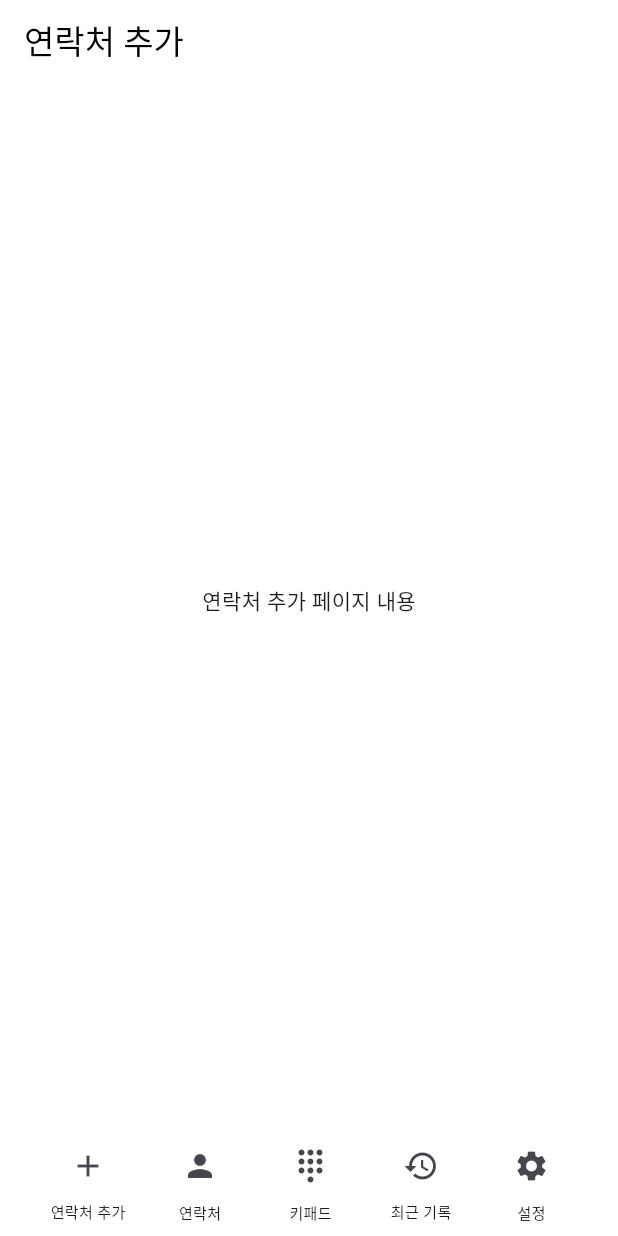
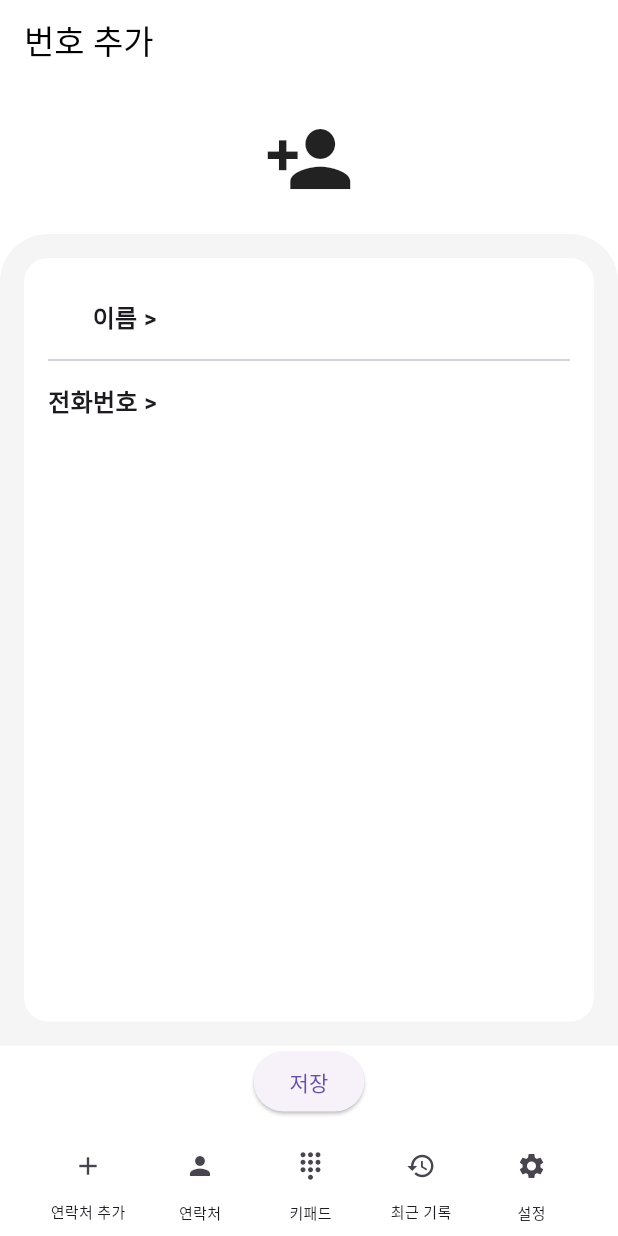
Before and after one commit to gksma/CC_frontend, a Flutter app: the AddContactPage screen opened by its route, on a phone screen of 412 x 824 dp. Run offline on Flutter 3.47's test engine with Material 3 defaults, Android fonts, the light colour scheme and no system bars; our stand-ins replace permission_handler, shared_preferences; accounts and stored records are empty.

Commit message:
[FE2#6] feat : 연락처 추가 페이지

```diff
--- a/lib/page/add_contact_page.dart
+++ b/lib/page/add_contact_page.dart
@@ -1,7 +1,72 @@
 import 'package:flutter/material.dart';
-import 'package:shared_preferences/shared_preferences.dart';
 
-class AddContactPage extends StatelessWidget {
+class AddContactPage extends StatefulWidget {
+  @override
+  _AddContactPageState createState() => _AddContactPageState();
+}
+
+class _AddContactPageState extends State<AddContactPage> {
+  final TextEditingController _nameController = TextEditingController();
+  final TextEditingController _phoneController = TextEditingController();
+
+  void _saveContact() {
+    final String name = _nameController.text;
+    final String phoneNumber = _phoneController.text;
+
+    if (name.isNotEmpty && phoneNumber.isNotEmpty) {
+      // 저장 로직 추가
+      print('Contact saved: $name, $phoneNumber');
+      ScaffoldMessenger.of(context).showSnackBar(
+        const SnackBar(
+          content: Text('저장이 완료되었습니다.'),
+          duration: Duration(seconds: 2),
+        ),
+      );
+      Navigator.pop(context);
+    } else {
+      // 입력 값이 비어있는 경우 에러 메시지 표시
+      ScaffoldMessenger.of(context).showSnackBar(
+        const SnackBar(
+          content: Text('이름과 전화번호를 입력하세요.'),
+          duration: Duration(seconds: 2),
+        ),
+      );
+    }
+  }
+
+  void _onPhoneChanged(String value) {
+    String formattedNumber = _formatPhoneNumber(value.replaceAll('-', ''));
+    _phoneController.value = TextEditingValue(
+      text: formattedNumber,
+      selection: TextSelection.collapsed(offset: formattedNumber.length),
+    );
+  }
+
+  String _formatPhoneNumber(String number) {
+    if (number.startsWith('010')) {
+      if (number.length > 3 && number.length <= 7) {
+        return '${number.substring(0, 3)}-${number.substring(3)}';
+      } else if (number.length > 7) {
+        return '${number.substring(0, 3)}-${number.substring(3, 7)}-${number.substring(7)}';
+      }
+    } else if (number.startsWith('02')) {
+      if (number.length == 9) {
+        return '${number.substring(0, 2)}-${number.substring(2, 5)}-${number.substring(5)}';
+      } else if (number.length == 10) {
+        return '${number.substring(0, 2)}-${number.substring(2, 6)}-${number.substring(6)}';
+      } else if (number.length > 2 && number.length < 9) {
+        return '${number.substring(0, 2)}-${number.substring(2)}';
+      }
+    } else {
+      if (number.length > 3 && number.length <= 6) {
+        return '${number.substring(0, 3)}-${number.substring(3)}';
+      } else if (number.length > 6) {
+        return '${number.substring(0, 3)}-${number.substring(3, 6)}-${number.substring(6)}';
+      }
+    }
+    return number;
+  }
+
   @override
   Widget build(BuildContext context) {
     return Scaffold(
@@ -11,17 +76,93 @@ class AddContactPage extends StatelessWidget {
         title: const Align(
           alignment: Alignment.centerLeft,
           child: Text(
-            '연락처 추가',
+            '번호 추가',
             style: TextStyle(color: Colors.black),
           ),
         ),
-        automaticallyImplyLeading: false, // 뒤로가기 버튼 제거
+        automaticallyImplyLeading: false,
       ),
-      body: Padding(
-        padding: const EdgeInsets.all(16.0),
-        child: Center(
-          child: Text('연락처 추가 페이지 내용'),
-        ),
+      body: Column(
+        children: [
+          const SizedBox(height: 20),
+          const Icon(Icons.person_add, size: 60), // 아이콘 크기 줄임
+          const SizedBox(height: 20),
+          Expanded(
+            child: Container(
+              padding: const EdgeInsets.all(16.0),
+              decoration: BoxDecoration(
+                color: Colors.grey[100], // 배경색 설정
+                borderRadius: const BorderRadius.only(
+                  topLeft: Radius.circular(32),
+                  topRight: Radius.circular(32),
+                ), // 위쪽만 둥글게 설정
+              ),
+              child: Container(
+                margin: const EdgeInsets.all(0.0), // 흰색 배경 마진 설정
+                padding: const EdgeInsets.symmetric(vertical: 8.0, horizontal: 16.0),
+                decoration: BoxDecoration(
+                  color: Colors.white, // 흰색 배경 설정
+                  borderRadius: BorderRadius.circular(16), // 위아래 모서리 둥글게
+                ),
+                child: Column(
+                  children: [
+                    const SizedBox(height: 8.0),
+                    Row(
+                      children: [
+                        const Text(
+                          '       이름 >',
+                          style: TextStyle(
+                            fontSize: 16,
+                            fontWeight: FontWeight.bold,
+                          ),
+                        ),
+                        const SizedBox(width: 8), // 한 칸 띄우기
+                        Expanded(
+                          child: TextField(
+                            controller: _nameController,
+                            decoration: const InputDecoration(
+                              border: InputBorder.none,
+                              contentPadding: EdgeInsets.symmetric(vertical: 5),
+                            ),
+                          ),
+                        ),
+                      ],
+                    ),
+                    const Divider(height: 8.0), // 간격을 줄이기 위해 height 조정
+                    Row(
+                      children: [
+                        const Text(
+                          '전화번호 >',
+                          style: TextStyle(
+                            fontSize: 16,
+                            fontWeight: FontWeight.bold,
+                          ),
+                        ),
+                        const SizedBox(width: 8), // 한 칸 띄우기
+                        Expanded(
+                          child: TextField(
+                            controller: _phoneController,
+                            decoration: const InputDecoration(
+                              border: InputBorder.none,
+                              contentPadding: EdgeInsets.symmetric(vertical: 5),
+                            ),
+                            keyboardType: TextInputType.phone,
+                            onChanged: _onPhoneChanged,
+                          ),
+                        ),
+                      ],
+                    ),
+                    const SizedBox(height: 8.0),
+                  ],
+                ),
+              ),
+            ),
+          ),
+          ElevatedButton(
+            onPressed: _saveContact,
+            child: const Text('저장'),
+          ),
+        ],
       ),
       bottomNavigationBar: Padding(
         padding: const EdgeInsets.all(8.0),
@@ -32,9 +173,7 @@ class AddContactPage extends StatelessWidget {
             BottomIconButton(
               icon: Icons.add,
               label: '연락처 추가',
-              onPressed: () {
-                // 현재 페이지
-              },
+              onPressed: () {},
             ),
             const Spacer(),
             BottomIconButton(
@@ -81,7 +220,8 @@ class BottomIconButton extends StatelessWidget {
   final String label;
   final VoidCallback onPressed;
 
-  const BottomIconButton({super.key,
+  const BottomIconButton({
+    super.key,
     required this.icon,
     required this.label,
     required this.onPressed,
@@ -93,7 +233,7 @@ class BottomIconButton extends StatelessWidget {
       mainAxisSize: MainAxisSize.min,
       children: [
         IconButton(
-          icon: Icon(icon),
+          icon: Icon(icon, size: 20), // 아이콘 크기 줄임
           onPressed: onPressed,
         ),
         Text(
```
